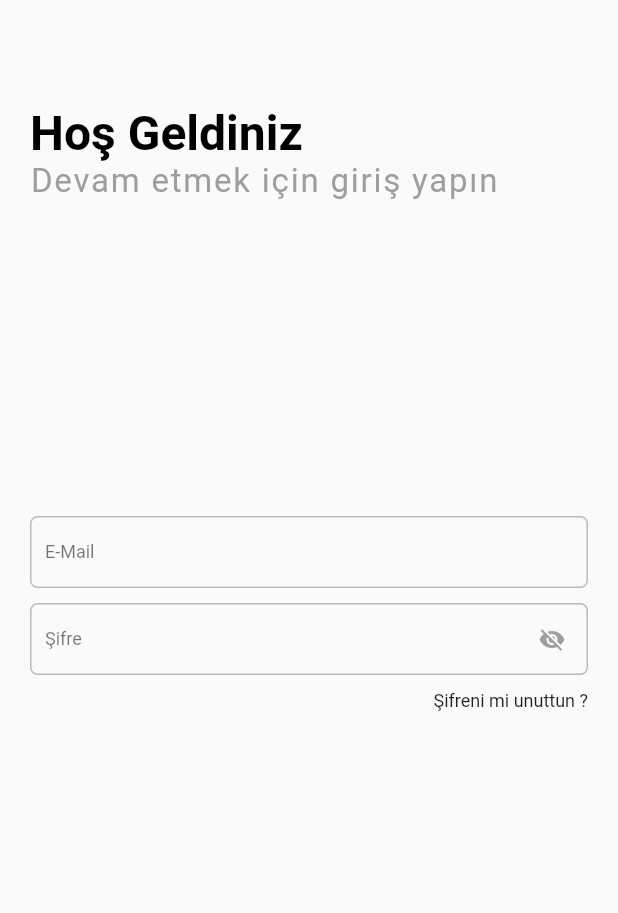
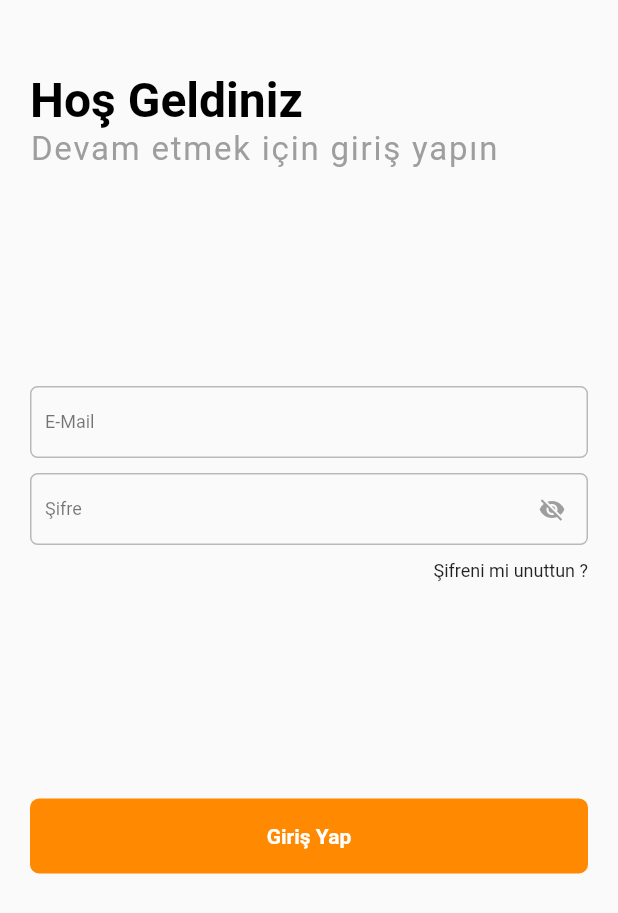
Before and after one commit to yusufakkobak34/flutter_ecommerce, a Flutter app: the screen it shows after launch, item 4 of the bottom bar chosen, after a tap on "Profil Bilgisi", on a phone screen of 412 x 824 dp. Shown: the top 913 px of the screen. Run offline on Flutter 3.47's test engine with Material 2 defaults, Android fonts, the phone set to English and light mode, and no system bars; our stand-ins replace badges, cached_network_image, carousel_slider, flutter_snake_navigationbar, get, hive and 2 more; accounts and stored records are empty; network calls fail.

Commit message:
input outline button widget added.

```diff
--- a/lib/view/account/auth/sign_in_screen.dart
+++ b/lib/view/account/auth/sign_in_screen.dart
@@ -1,4 +1,5 @@
 import 'package:flutter/material.dart';
+import 'package:flutter_ecommerce/component/input_text_button.dart';
 import 'package:flutter_ecommerce/component/input_text_field.dart';
 
 class SignInScreen extends StatelessWidget {
@@ -48,7 +49,9 @@ class SignInScreen extends StatelessWidget {
                 ),
               ],
               ),
-              Spacer(flex: 5),
+              const Spacer(flex: 3),
+              InputTextButton(title: "Giriş Yap", onClick: () {}),
+              const Spacer(flex: 5),
             ],
           ),
         ),
```
Also changed, not shown: lib/component/input_outline_button.dart (added, +34 -0 lines).
